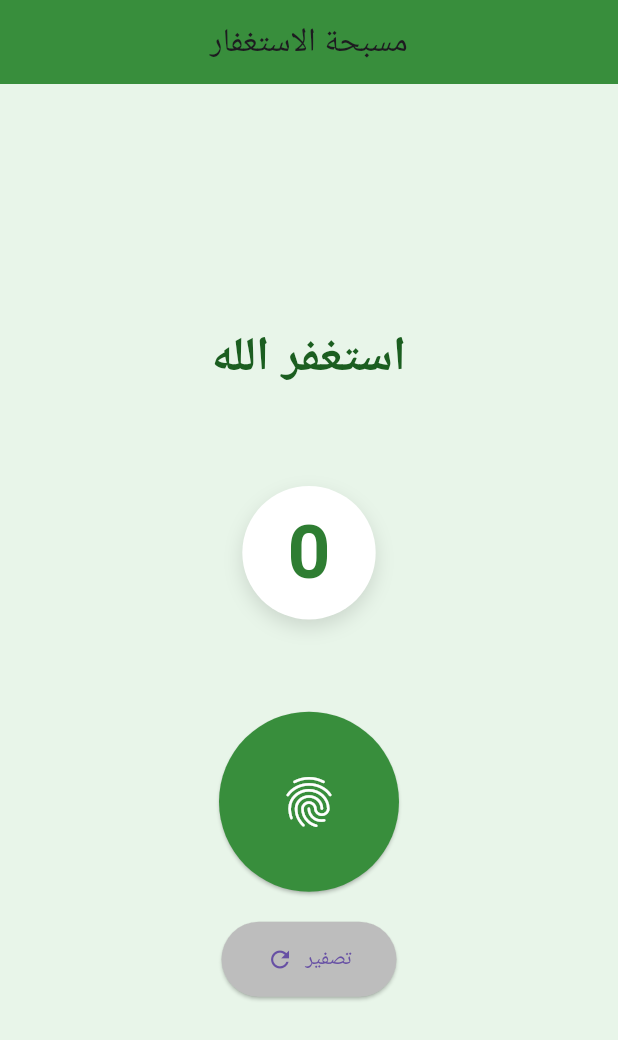
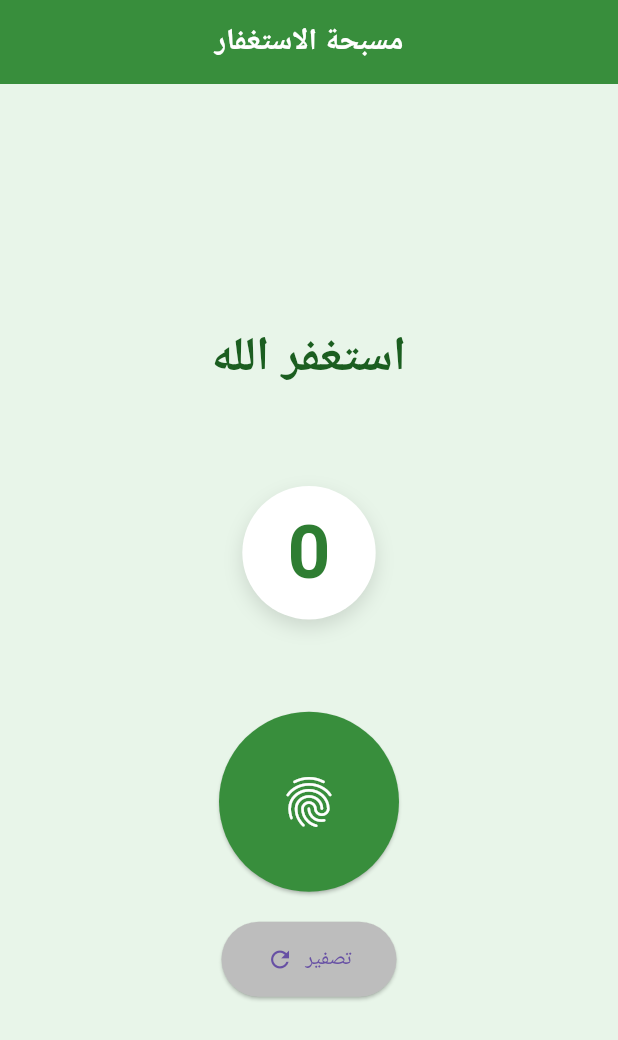
Before and after one commit to aryam-adel/new_project, a Flutter app: the screen it shows after launch, on a phone screen of 412 x 824 dp. Shown: the top 1040 px of the screen. Run offline on Flutter 3.47's test engine with Material 3 defaults, Android fonts, the light colour scheme and no system bars; Roboto replaces fonts that are missing (Cairo).

Commit message:
3th modify

```diff
--- a/lib/main.dart
+++ b/lib/main.dart
@@ -9,7 +9,7 @@ class TasbeehApp extends StatelessWidget {
   Widget build(BuildContext context) {
     return MaterialApp(
       debugShowCheckedModeBanner: false,
-      title: 'مسبحة استغفار للطالبات نسيبةs',
+      title: ' مسبحة استغفار للطالبات نسيبةs',
       theme: ThemeData(
         primarySwatch: Colors.green,
         fontFamily: 'Cairo',
@@ -44,7 +44,12 @@ class _TasbeehScreenState extends State<TasbeehScreen> {
     return Scaffold(
       backgroundColor: Colors.green.shade50,
       appBar: AppBar(
-        title: const Text('مسبحة الاستغفار'),
+        title: const Text('مسبحة الاستغفار',
+            style: TextStyle(
+              fontSize: 20,
+              fontWeight: FontWeight.bold,
+              color: Color.fromARGB(255, 255, 255, 255),
+            )),
         centerTitle: true,
         backgroundColor: Colors.green.shade700,
       ),
@@ -93,7 +98,8 @@ class _TasbeehScreenState extends State<TasbeehScreen> {
                   shape: const CircleBorder(),
                   padding: const EdgeInsets.all(40),
                 ),
-                child: const Icon(Icons.fingerprint, size: 40, color: Colors.white),
+                child: const Icon(Icons.fingerprint,
+                    size: 40, color: Colors.white),
               ),
               const SizedBox(height: 20),
               ElevatedButton.icon(
@@ -102,7 +108,8 @@ class _TasbeehScreenState extends State<TasbeehScreen> {
                 label: const Text('تصفير'),
                 style: ElevatedButton.styleFrom(
                   backgroundColor: Colors.grey.shade400,
-                  padding: const EdgeInsets.symmetric(horizontal: 30, vertical: 15),
+                  padding:
+                      const EdgeInsets.symmetric(horizontal: 30, vertical: 15),
                 ),
               ),
             ],
```
